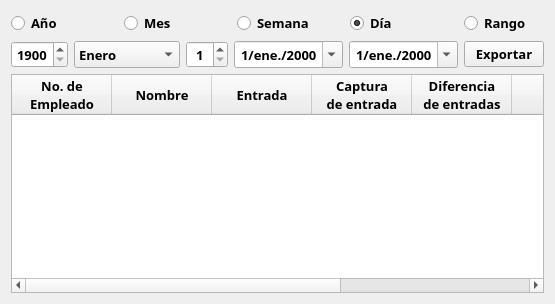
Qt form historial.ui (enchiladaSuiza/AsistenciaFototeca) before a commit.
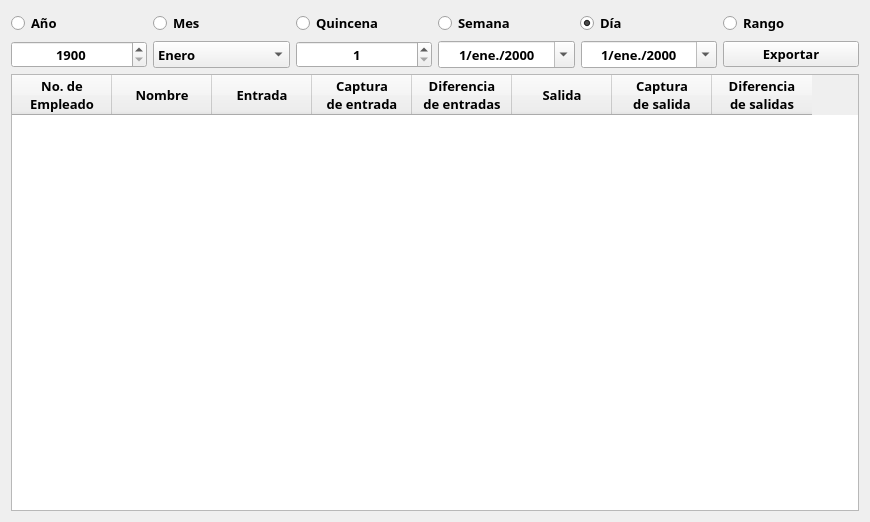
The same form after that commit.

Commit message: Corrección de erorres en historial y ordenar por quincena

What changed in the file:
```diff
--- a/historial.ui
+++ b/historial.ui
@@ -6,16 +6,16 @@
    <rect>
     <x>0</x>
     <y>0</y>
-    <width>531</width>
-    <height>304</height>
+    <width>870</width>
+    <height>522</height>
    </rect>
   </property>
   <property name="windowTitle">
    <string>Form</string>
   </property>
   <layout class="QGridLayout" name="gridLayout">
-   <item row="2" column="0" colspan="5">
-    <widget class="QTableWidget" name="tableWidget">
+   <item row="0" column="0">
+    <widget class="QRadioButton" name="yearSelect">
      <property name="font">
       <font>
        <family>Montserrat</family>
@@ -23,128 +23,66 @@
        <bold>true</bold>
       </font>
      </property>
-     <property name="sizeAdjustPolicy">
-      <enum>QAbstractScrollArea::AdjustToContentsOnFirstShow</enum>
+     <property name="text">
+      <string>Año</string>
      </property>
-     <property name="editTriggers">
-      <set>QAbstractItemView::NoEditTriggers</set>
-     </property>
-     <property name="selectionMode">
-      <enum>QAbstractItemView::SingleSelection</enum>
-     </property>
-     <property name="sortingEnabled">
-      <bool>false</bool>
-     </property>
-     <property name="columnCount">
-      <number>8</number>
-     </property>
-     <attribute name="verticalHeaderVisible">
-      <bool>false</bool>
+     <attribute name="buttonGroup">
+      <string notr="true">buttonGroup</string>
      </attribute>
-     <column>
-      <property name="text">
-       <string>No. de
-Empleado</string>
-      </property>
-      <property name="font">
-       <font>
-        <family>Montserrat</family>
-        <pointsize>10</pointsize>
-        <bold>true</bold>
-       </font>
-      </property>
-     </column>
-     <column>
-      <property name="text">
-       <string>Nombre</string>
-      </property>
-      <property name="font">
-       <font>
-        <family>Montserrat</family>
-        <pointsize>10</pointsize>
-        <bold>true</bold>
-       </font>
-      </property>
-     </column>
-     <column>
-      <property name="text">
-       <string>Entrada</string>
-      </property>
-      <property name="font">
-       <font>
-        <family>Montserrat</family>
-        <pointsize>10</pointsize>
-        <bold>true</bold>
-       </font>
-      </property>
-     </column>
-     <column>
-      <property name="text">
-       <string>Captura
-de entrada</string>
-      </property>
-      <property name="font">
-       <font>
-        <family>Montserrat</family>
-        <pointsize>10</pointsize>
-        <bold>true</bold>
-       </font>
-      </property>
-     </column>
-     <column>
-      <property name="text">
-       <string>Diferencia
-de entradas</string>
-      </property>
-      <property name="font">
-       <font>
-        <family>Montserrat</family>
-        <pointsize>10</pointsize>
-        <bold>true</bold>
-       </font>
-      </property>
-     </column>
-     <column>
-      <property name="text">
-       <string>Salida</string>
-      </property>
-      <property name="font">
-       <font>
-        <family>Montserrat</family>
-        <pointsize>10</pointsize>
-        <bold>true</bold>
-       </font>
-      </property>
-     </column>
-     <column>
-      <property name="text">
-       <string>Captura
-de salida</string>
-      </property>
-      <property name="font">
-       <font>
-        <family>Montserrat</family>
-        <pointsize>10</pointsize>
-        <bold>true</bold>
-       </font>
-      </property>
-     </column>
-     <column>
-      <property name="text">
-       <string>Diferencia
-de salidas</string>
-      </property>
-      <property name="font">
-       <font>
-        <family>Montserrat</family>
-        <pointsize>10</pointsize>
-        <bold>true</bold>
-       </font>
-      </property>
-     </column>
     </widget>
    </item>
    <item row="0" column="3">
+    <widget class="QRadioButton" name="weekSelect">
+     <property name="font">
+      <font>
+       <family>Montserrat</family>
+       <pointsize>10</pointsize>
+       <bold>true</bold>
+      </font>
+     </property>
+     <property name="text">
+      <string>Semana</string>
+     </property>
+     <attribute name="buttonGroup">
+      <string notr="true">buttonGroup</string>
+     </attribute>
+    </widget>
+   </item>
+   <item row="0" column="2">
+    <widget class="QRadioButton" name="fortnightSelect">
+     <property name="font">
+      <font>
+       <family>Montserrat</family>
+       <pointsize>10</pointsize>
+       <bold>true</bold>
+      </font>
+     </property>
+     <property name="text">
+      <string>Quincena</string>
+     </property>
+     <attribute name="buttonGroup">
+      <string notr="true">buttonGroup</string>
+     </attribute>
+    </widget>
+   </item>
+   <item row="0" column="1">
+    <widget class="QRadioButton" name="monthSelect">
+     <property name="font">
+      <font>
+       <family>Montserrat</family>
+       <pointsize>10</pointsize>
+       <bold>true</bold>
+      </font>
+     </property>
+     <property name="text">
+      <string>Mes</string>
+     </property>
+     <attribute name="buttonGroup">
+      <string notr="true">buttonGroup</string>
+     </attribute>
+    </widget>
+   </item>
+   <item row="0" column="4">
     <widget class="QRadioButton" name="daySelect">
      <property name="font">
       <font>
@@ -164,24 +102,7 @@
      </attribute>
     </widget>
    </item>
-   <item row="0" column="2">
-    <widget class="QRadioButton" name="weekSelect">
-     <property name="font">
-      <font>
-       <family>Montserrat</family>
-       <pointsize>10</pointsize>
-       <bold>true</bold>
-      </font>
-     </property>
-     <property name="text">
-      <string>Semana</string>
-     </property>
-     <attribute name="buttonGroup">
-      <string notr="true">buttonGroup</string>
-     </attribute>
-    </widget>
-   </item>
-   <item row="0" column="4">
+   <item row="0" column="5">
     <widget class="QRadioButton" name="rangeSelect">
      <property name="font">
       <font>
@@ -198,8 +119,8 @@
      </attribute>
     </widget>
    </item>
-   <item row="0" column="1">
-    <widget class="QRadioButton" name="monthSelect">
+   <item row="2" column="5">
+    <widget class="QPushButton" name="exportarButton">
      <property name="font">
       <font>
        <family>Montserrat</family>
@@ -208,31 +129,14 @@
       </font>
      </property>
      <property name="text">
-      <string>Mes</string>
+      <string>Exportar</string>
      </property>
      <attribute name="buttonGroup">
       <string notr="true">buttonGroup</string>
      </attribute>
     </widget>
    </item>
-   <item row="0" column="0">
-    <widget class="QRadioButton" name="yearSelect">
-     <property name="font">
-      <font>
-       <family>Montserrat</family>
-       <pointsize>10</pointsize>
-       <bold>true</bold>
-      </font>
-     </property>
-     <property name="text">
-      <string>Año</string>
-     </property>
-     <attribute name="buttonGroup">
-      <string notr="true">buttonGroup</string>
-     </attribute>
-    </widget>
-   </item>
-   <item row="1" column="0" colspan="4">
+   <item row="2" column="0" colspan="5">
     <layout class="QHBoxLayout" name="horizontalLayout">
      <property name="bottomMargin">
       <number>0</number>
@@ -371,7 +275,7 @@
         <number>1</number>
        </property>
        <property name="maximum">
-        <number>53</number>
+        <number>6</number>
        </property>
       </widget>
      </item>
@@ -441,8 +345,8 @@
      </item>
     </layout>
    </item>
-   <item row="1" column="4">
-    <widget class="QPushButton" name="exportarButton">
+   <item row="3" column="0" colspan="6">
+    <widget class="QTableWidget" name="tableWidget">
      <property name="font">
       <font>
        <family>Montserrat</family>
@@ -450,9 +354,125 @@
        <bold>true</bold>
       </font>
      </property>
-     <property name="text">
-      <string>Exportar</string>
+     <property name="sizeAdjustPolicy">
+      <enum>QAbstractScrollArea::AdjustToContentsOnFirstShow</enum>
      </property>
+     <property name="editTriggers">
+      <set>QAbstractItemView::NoEditTriggers</set>
+     </property>
+     <property name="selectionMode">
+      <enum>QAbstractItemView::SingleSelection</enum>
+     </property>
+     <property name="sortingEnabled">
+      <bool>false</bool>
+     </property>
+     <property name="columnCount">
+      <number>8</number>
+     </property>
+     <attribute name="verticalHeaderVisible">
+      <bool>false</bool>
+     </attribute>
+     <column>
+      <property name="text">
+       <string>No. de
+Empleado</string>
+      </property>
+      <property name="font">
+       <font>
+        <family>Montserrat</family>
+        <pointsize>10</pointsize>
+        <bold>true</bold>
+       </font>
+      </property>
+     </column>
+     <column>
+      <property name="text">
+       <string>Nombre</string>
+      </property>
+      <property name="font">
+       <font>
+        <family>Montserrat</family>
+        <pointsize>10</pointsize>
+        <bold>true</bold>
+       </font>
+      </property>
+     </column>
+     <column>
+      <property name="text">
+       <string>Entrada</string>
+      </property>
+      <property name="font">
+       <font>
+        <family>Montserrat</family>
+        <pointsize>10</pointsize>
+        <bold>true</bold>
+       </font>
+      </property>
+     </column>
+     <column>
+      <property name="text">
+       <string>Captura
+de entrada</string>
+      </property>
+      <property name="font">
+       <font>
+        <family>Montserrat</family>
+        <pointsize>10</pointsize>
+        <bold>true</bold>
+       </font>
+      </property>
+     </column>
+     <column>
+      <property name="text">
+       <string>Diferencia
+de entradas</string>
+      </property>
+      <property name="font">
+       <font>
+        <family>Montserrat</family>
+        <pointsize>10</pointsize>
+        <bold>true</bold>
+       </font>
+      </property>
+     </column>
+     <column>
+      <property name="text">
+       <string>Salida</string>
+      </property>
+      <property name="font">
+       <font>
+        <family>Montserrat</family>
+        <pointsize>10</pointsize>
+        <bold>true</bold>
+       </font>
+      </property>
+     </column>
+     <column>
+      <property name="text">
+       <string>Captura
+de salida</string>
+      </property>
+      <property name="font">
+       <font>
+        <family>Montserrat</family>
+        <pointsize>10</pointsize>
+        <bold>true</bold>
+       </font>
+      </property>
+     </column>
+     <column>
+      <property name="text">
+       <string>Diferencia
+de salidas</string>
+      </property>
+      <property name="font">
+       <font>
+        <family>Montserrat</family>
+        <pointsize>10</pointsize>
+        <bold>true</bold>
+       </font>
+      </property>
+     </column>
     </widget>
    </item>
   </layout>
```
Left out of the diff: 6 changed lines with no effect on the pictures. The commit also changes 3 other files.
